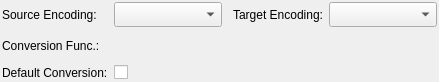
First picture: the form in libs/libgui/ui/dbobjects/conversionwidget.ui, repository pgmodeler/pgmodeler, before the edit.
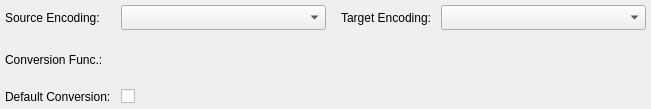
Second picture: the form after the edit.

Patch:
```diff
--- a/libs/libgui/ui/dbobjects/conversionwidget.ui
+++ b/libs/libgui/ui/dbobjects/conversionwidget.ui
@@ -6,8 +6,8 @@
    <rect>
     <x>0</x>
     <y>0</y>
-    <width>439</width>
-    <height>82</height>
+    <width>651</width>
+    <height>109</height>
    </rect>
   </property>
   <property name="minimumSize">
@@ -18,19 +18,19 @@
   </property>
   <layout class="QGridLayout" name="convcod_grid">
    <property name="leftMargin">
-    <number>2</number>
+    <number>5</number>
    </property>
    <property name="topMargin">
-    <number>2</number>
+    <number>5</number>
    </property>
    <property name="rightMargin">
-    <number>2</number>
+    <number>5</number>
    </property>
    <property name="bottomMargin">
-    <number>2</number>
+    <number>5</number>
    </property>
    <property name="spacing">
-    <number>6</number>
+    <number>10</number>
    </property>
    <item row="0" column="0">
     <widget class="QLabel" name="src_encoding_lbl">
```
